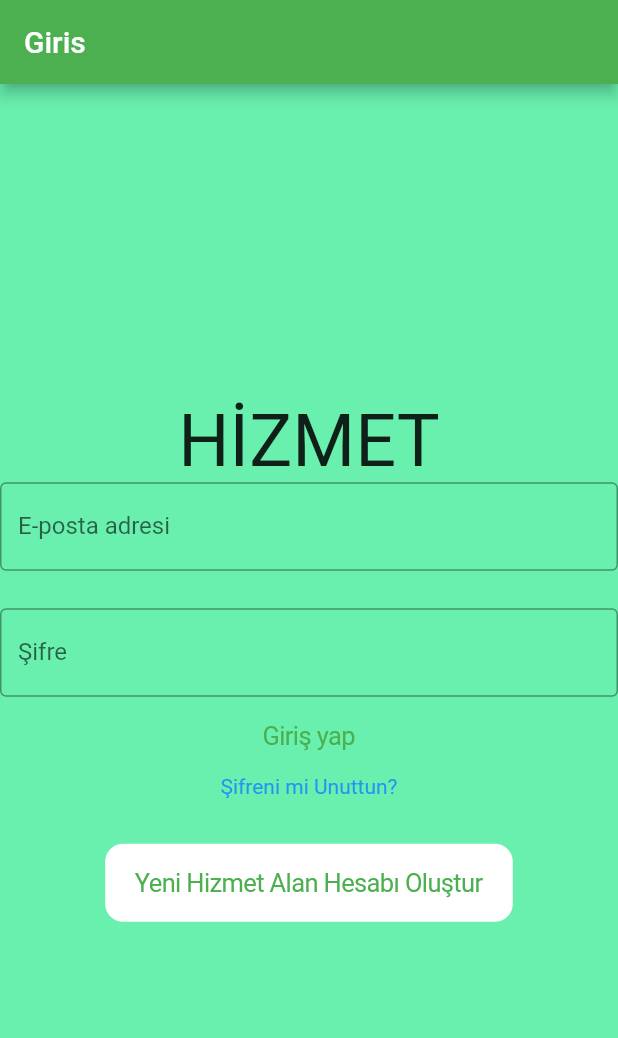
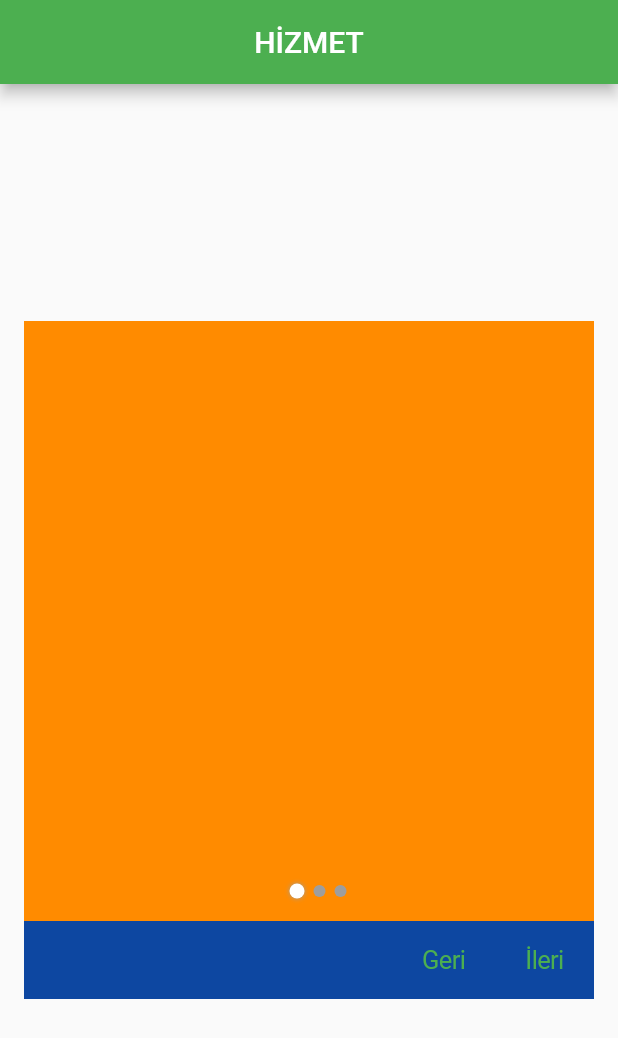
Before and after one commit to bilalozcan/hizmet_mobil_uygulama, a Flutter app: the screen it shows after launch, on a phone screen of 412 x 824 dp. Shown: the top 1038 px of the screen. Run offline on Flutter 3.47's test engine with Material 2 defaults, Android fonts, the phone set to English and light mode, and no system bars; our stand-ins replace cloud_firestore, firebase_auth, firebase_core, fluttertoast, google_fonts; accounts and stored records are empty.

Commit message:
-CarouselSlider.dart dosyası eklendi

```diff
--- /dev/null
+++ b/lib/CarouselSlider.dart
@@ -0,0 +1,157 @@
+import 'package:flutter/cupertino.dart';
+import 'package:flutter/material.dart';
+
+class CarouselSlider extends StatefulWidget {
+  List<String> _photoPaths;
+  CarouselSlider({@required List<String> photoPaths})
+  {
+    this._photoPaths=photoPaths;
+  }
+  @override
+  _CarouselSliderState createState() => _CarouselSliderState();
+}
+
+class _CarouselSliderState extends State<CarouselSlider> {
+  int _photosIndex;
+  void _prevImage() {
+    setState(() {
+      _photosIndex =
+          (_photosIndex > 0 ? _photosIndex - 1 : widget._photoPaths.length - 1);
+    });
+  }
+
+  void _nextImage() {
+    setState(() {
+      _photosIndex =
+          (_photosIndex == widget._photoPaths.length - 1 ? 0 : _photosIndex + 1);
+    });
+  }
+
+  @override
+  void initState() {
+    // TODO: implement initState
+    super.initState();
+    widget._photoPaths = [
+      "assets/carouselPhotos/photo1.jpg",
+      "assets/carouselPhotos/photo2.jpg",
+      "assets/carouselPhotos/photo3.jpg",
+    ];
+    _photosIndex = 0;
+  }
+
+  @override
+  Widget build(BuildContext context) {
+    return Scaffold(
+      appBar: AppBar(
+        centerTitle: true,
+        title: Text("HİZMET"),
+      ),
+      body: Container(
+        padding: EdgeInsets.symmetric(horizontal: 16.0),
+        child: Column(
+          mainAxisAlignment: MainAxisAlignment.center,
+          children: [
+            Center(
+              child: Stack(
+                children: [
+                  Container(
+                    decoration: BoxDecoration(
+                      image: DecorationImage(
+                          image: AssetImage(widget._photoPaths[_photosIndex]),
+                          fit: BoxFit.fill),
+                    ),
+                    height: 400.0,
+                  ),
+                  Positioned(
+                    top: 375,
+                    child: Dots(
+                        numberOfDots: widget._photoPaths.length,
+                        selectedPhotoIndex: _photosIndex),
+                    left: (MediaQuery.of(context).size.width / 2) - 32,
+                  )
+                ],
+              ),
+            ),
+            Container(
+              color: Colors.blue[900],
+              child: Row(
+                mainAxisAlignment: MainAxisAlignment.end,
+                children: <Widget>[
+                  CupertinoButton(
+                    child: Text(
+                      "Geri",
+                      style: TextStyle(color: Colors.green),
+                    ),
+                    onPressed: _prevImage,
+                  ),
+                  CupertinoButton(
+                    child: Text(
+                      "İleri",
+                      style: TextStyle(color: Colors.green),
+                    ),
+                    onPressed: _nextImage,
+                  ),
+                ],
+              ),
+            )
+          ],
+        ),
+      ),
+    );
+  }
+}
+
+class Dots extends StatelessWidget {
+  int numberOfDots;
+  int selectedPhotoIndex;
+
+  Dots({this.numberOfDots, this.selectedPhotoIndex});
+
+  Widget _activeDot() {
+    return Container(
+      child: Padding(
+        padding: EdgeInsets.only(left: 3.0, right: 3.0),
+        child: Container(
+          height: 10.0,
+          width: 10.0,
+          decoration: BoxDecoration(
+              color: Colors.white,
+              borderRadius: BorderRadius.circular(5.0),
+              boxShadow: [
+                BoxShadow(
+                    color: Colors.grey, spreadRadius: 0.0, blurRadius: 2.0)
+              ]),
+        ),
+      ),
+    );
+  }
+
+  Widget _inactiveDot() {
+    return new Container(
+        child: new Padding(
+      padding: const EdgeInsets.only(left: 3.0, right: 3.0),
+      child: Container(
+        height: 8.0,
+        width: 8.0,
+        decoration: BoxDecoration(
+            color: Colors.grey, borderRadius: BorderRadius.circular(4.0)),
+      ),
+    ));
+  }
+
+  List<Widget> _buildDots() {
+    List<Widget> dots = List<Widget>();
+    for (int i = 0; i < numberOfDots; ++i) {
+      dots.add(i == selectedPhotoIndex ? _activeDot() : _inactiveDot());
+    }
+    return dots;
+  }
+
+  @override
+  Widget build(BuildContext context) {
+    return Row(
+      mainAxisAlignment: MainAxisAlignment.center,
+      children: _buildDots(),
+    );
+  }
+}
--- a/lib/main.dart
+++ b/lib/main.dart
@@ -1,6 +1,7 @@
 import 'package:cloud_firestore/cloud_firestore.dart';
 import 'package:firebase_auth/firebase_auth.dart';
 import 'package:flutter/material.dart';
+import 'package:hizmet_mobil_uygulama/CarouselSlider.dart';
 import 'package:hizmet_mobil_uygulama/ui/SignIn.dart';
 import 'package:hizmet_mobil_uygulama/ui/loginPage.dart';
 import 'package:firebase_core/firebase_core.dart';
@@ -36,6 +37,6 @@ class MyApp extends StatefulWidget {
 class _MyAppState extends State<MyApp> {
   @override
   Widget build(BuildContext context) {
-    return MaterialApp(home:SignIn(),theme: ThemeData(primarySwatch: Colors.green),debugShowCheckedModeBanner: false,);
+    return MaterialApp(home:CarouselSlider(photoPaths:["assets/carouselPhotos/photo1.jpg","assets/carouselPhotos/photo2.jpg","assets/carouselPhotos/photo3.jpg",]),theme: ThemeData(primarySwatch: Colors.green),debugShowCheckedModeBanner: false,);
   }
 }
--- a/lib/ui/SignIn.dart
+++ b/lib/ui/SignIn.dart
@@ -1,5 +1,6 @@
 import 'package:flutter/cupertino.dart';
 import 'package:flutter/material.dart';
+import 'package:flutter/services.dart';
 import 'package:google_fonts/google_fonts.dart';
 import 'package:hizmet_mobil_uygulama/main.dart';
 import 'package:hizmet_mobil_uygulama/models/User.dart';
@@ -20,8 +21,8 @@ class _SignInState extends State<SignIn> {
   @override
   Widget build(BuildContext context) {
     return Scaffold(
-
       appBar: AppBar(
+        centerTitle: true,
         title: Text("Giris"),
       ),
       body: Container(
@@ -29,6 +30,8 @@ class _SignInState extends State<SignIn> {
         height: MediaQuery.of(context).size.height,
         color: Colors.greenAccent,
         child: Center(
+          child: Padding(
+            padding: const EdgeInsets.all(16.0),
             child: Form(
               key: formKey,
               child: Column(
@@ -36,9 +39,11 @@ class _SignInState extends State<SignIn> {
                 children: [
                   Text("HİZMET", style:GoogleFonts.swankyAndMooMoo(fontSize: 48)),
                   TextFormField(
+                    keyboardType: TextInputType.emailAddress,
                     decoration: InputDecoration(
-                      labelText: "E-posta adresi",
-                      border: OutlineInputBorder()),
+                        labelText: "E-mail",
+                        labelStyle: TextStyle(color: Colors.blue[700]),
+                        border: OutlineInputBorder(borderRadius: BorderRadius.all(Radius.circular(10)),)),
                     onSaved: (email) {
                       setState(() {
                         this._email = email;
@@ -50,7 +55,7 @@ class _SignInState extends State<SignIn> {
                     obscureText: true,
                     decoration: InputDecoration(
                       labelText: "Şifre",
-                    border: OutlineInputBorder(),
+                      border: OutlineInputBorder(borderRadius: BorderRadius.all(Radius.circular(10))),
                     ),
                     onSaved: (password) {
                       setState(() {
@@ -80,7 +85,7 @@ class _SignInState extends State<SignIn> {
                   SizedBox(height: 30),
                   CupertinoButton(
                     color: Colors.white,
-                  child: Text("Yeni Hizmet Alan Hesabı Oluştur",
+                    child: Text("Yeni Hizmet Hesabı Oluştur",
                         style: TextStyle(color: Colors.green)),
                     onPressed: () => Navigator.push(
                       context,
@@ -88,6 +93,7 @@ class _SignInState extends State<SignIn> {
                     ),
                   )
                 ],
+              ),
             ),
           ),
         ),
--- a/pubspec.yaml
+++ b/pubspec.yaml
@@ -54,6 +54,9 @@ flutter:
   # To add assets to your application, add an assets section, like this:
   assets:
      - assets/iller/iller.json
+     - assets/carouselPhotos/photo1.jpg
+     - assets/carouselPhotos/photo2.jpg
+     - assets/carouselPhotos/photo3.jpg
 
   # An image asset can refer to one or more resolution-specific "variants", see
   # https://flutter.dev/assets-and-images/#resolution-aware.
```
Also changed, not shown: assets/carouselPhotos/photo1.jpg (added), assets/carouselPhotos/photo2.jpg (added), assets/carouselPhotos/photo3.jpg (added). Lines whose indentation alone changed are shown as unchanged.
